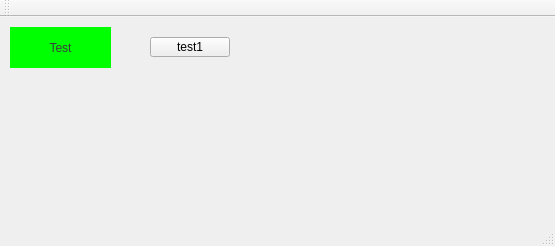
Old version of the form IOManager/mainwindow.ui in the repository Mingachu/IOManager.
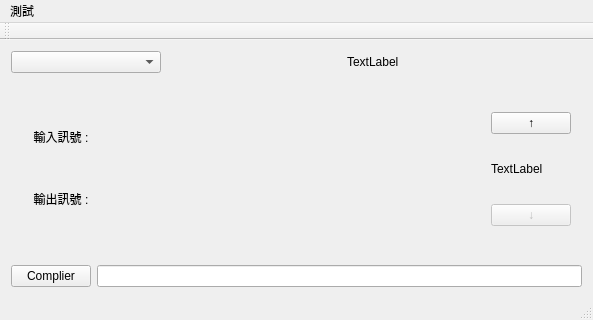
New version of the form.

```diff
--- a/IOManager/mainwindow.ui
+++ b/IOManager/mainwindow.ui
@@ -6,84 +6,274 @@
    <rect>
     <x>0</x>
     <y>0</y>
-    <width>555</width>
-    <height>246</height>
+    <width>593</width>
+    <height>320</height>
    </rect>
   </property>
   <property name="windowTitle">
    <string>MainWindow</string>
   </property>
   <widget class="QWidget" name="centralWidget">
-   <widget class="QPushButton" name="pushButton">
-    <property name="geometry">
-     <rect>
-      <x>10</x>
-      <y>10</y>
-      <width>101</width>
-      <height>41</height>
-     </rect>
-    </property>
-    <property name="autoFillBackground">
-     <bool>false</bool>
-    </property>
-    <property name="styleSheet">
-     <string notr="true">QPushButton { color: rgb(255, 255, 255);background-color: rgb(75, 75, 75); }
-
-QPushButton:checked { color: rgb(60, 60, 60);background-color: Lime;border-style: none;;}
-
-
-
-
-QPushButton:hover { background-color: rgb(128, 128, 128)}
-QPushButton:hover:checked { background-color: rgb(120, 255, 96)}</string>
-    </property>
-    <property name="text">
-     <string>Test</string>
-    </property>
-    <property name="checkable">
-     <bool>true</bool>
-    </property>
-    <property name="checked">
-     <bool>true</bool>
-    </property>
-    <property name="flat">
-     <bool>false</bool>
-    </property>
-   </widget>
-   <widget class="QWidget" name="gridLayoutWidget">
-    <property name="geometry">
-     <rect>
-      <x>10</x>
-      <y>60</y>
-      <width>531</width>
-      <height>121</height>
-     </rect>
-    </property>
-    <layout class="QGridLayout" name="IOLayout"/>
-   </widget>
-   <widget class="QPushButton" name="BtnTest1">
-    <property name="geometry">
-     <rect>
-      <x>150</x>
-      <y>20</y>
-      <width>80</width>
-      <height>20</height>
-     </rect>
-    </property>
-    <property name="text">
-     <string>test1</string>
-    </property>
-   </widget>
+   <layout class="QVBoxLayout" name="verticalLayout_3">
+    <item>
+     <layout class="QHBoxLayout" name="horizontalLayout">
+      <item>
+       <widget class="QComboBox" name="comboBox">
+        <property name="sizePolicy">
+         <sizepolicy hsizetype="Preferred" vsizetype="Preferred">
+          <horstretch>0</horstretch>
+          <verstretch>0</verstretch>
+         </sizepolicy>
+        </property>
+        <property name="minimumSize">
+         <size>
+          <width>150</width>
+          <height>0</height>
+         </size>
+        </property>
+       </widget>
+      </item>
+      <item>
+       <spacer name="horizontalSpacer">
+        <property name="orientation">
+         <enum>Qt::Horizontal</enum>
+        </property>
+        <property name="sizeHint" stdset="0">
+         <size>
+          <width>180</width>
+          <height>20</height>
+         </size>
+        </property>
+       </spacer>
+      </item>
+      <item>
+       <widget class="QLabel" name="label">
+        <property name="sizePolicy">
+         <sizepolicy hsizetype="Preferred" vsizetype="Preferred">
+          <horstretch>2</horstretch>
+          <verstretch>0</verstretch>
+         </sizepolicy>
+        </property>
+        <property name="minimumSize">
+         <size>
+          <width>200</width>
+          <height>0</height>
+         </size>
+        </property>
+        <property name="text">
+         <string>TextLabel</string>
+        </property>
+       </widget>
+      </item>
+     </layout>
+    </item>
+    <item>
+     <widget class="QSplitter" name="splitter">
+      <property name="sizePolicy">
+       <sizepolicy hsizetype="Expanding" vsizetype="Preferred">
+        <horstretch>1</horstretch>
+        <verstretch>1</verstretch>
+       </sizepolicy>
+      </property>
+      <property name="lineWidth">
+       <number>1</number>
+      </property>
+      <property name="midLineWidth">
+       <number>0</number>
+      </property>
+      <property name="orientation">
+       <enum>Qt::Horizontal</enum>
+      </property>
+      <property name="opaqueResize">
+       <bool>false</bool>
+      </property>
+      <property name="handleWidth">
+       <number>1</number>
+      </property>
+      <property name="childrenCollapsible">
+       <bool>false</bool>
+      </property>
+      <widget class="QWidget" name="LeftWidget" native="true">
+       <property name="sizePolicy">
+        <sizepolicy hsizetype="Fixed" vsizetype="Fixed">
+         <horstretch>0</horstretch>
+         <verstretch>0</verstretch>
+        </sizepolicy>
+       </property>
+       <property name="minimumSize">
+        <size>
+         <width>100</width>
+         <height>0</height>
+        </size>
+       </property>
+       <layout class="QVBoxLayout" name="verticalLayout_2">
+        <item>
+         <widget class="QLabel" name="DILabel">
+          <property name="sizePolicy">
+           <sizepolicy hsizetype="Minimum" vsizetype="Fixed">
+            <horstretch>0</horstretch>
+            <verstretch>0</verstretch>
+           </sizepolicy>
+          </property>
+          <property name="text">
+           <string>輸入訊號 :</string>
+          </property>
+          <property name="alignment">
+           <set>Qt::AlignCenter</set>
+          </property>
+          <property name="margin">
+           <number>12</number>
+          </property>
+         </widget>
+        </item>
+        <item>
+         <widget class="QLabel" name="DOLabel">
+          <property name="sizePolicy">
+           <sizepolicy hsizetype="Minimum" vsizetype="Fixed">
+            <horstretch>0</horstretch>
+            <verstretch>0</verstretch>
+           </sizepolicy>
+          </property>
+          <property name="text">
+           <string>輸出訊號 :</string>
+          </property>
+          <property name="alignment">
+           <set>Qt::AlignCenter</set>
+          </property>
+          <property name="wordWrap">
+           <bool>false</bool>
+          </property>
+          <property name="margin">
+           <number>12</number>
+          </property>
+         </widget>
+        </item>
+       </layout>
+      </widget>
+      <widget class="QWidget" name="MiddleWidget" native="true">
+       <property name="sizePolicy">
+        <sizepolicy hsizetype="Preferred" vsizetype="Preferred">
+         <horstretch>1</horstretch>
+         <verstretch>1</verstretch>
+        </sizepolicy>
+       </property>
+       <layout class="QGridLayout" name="gridLayout"/>
+      </widget>
+      <widget class="QWidget" name="RightWidget" native="true">
+       <property name="sizePolicy">
+        <sizepolicy hsizetype="Preferred" vsizetype="Preferred">
+         <horstretch>0</horstretch>
+         <verstretch>0</verstretch>
+        </sizepolicy>
+       </property>
+       <property name="minimumSize">
+        <size>
+         <width>0</width>
+         <height>0</height>
+        </size>
+       </property>
+       <property name="maximumSize">
+        <size>
+         <width>16777215</width>
+         <height>16777215</height>
+        </size>
+       </property>
+       <property name="sizeIncrement">
+        <size>
+         <width>0</width>
+         <height>0</height>
+        </size>
+       </property>
+       <property name="baseSize">
+        <size>
+         <width>0</width>
+         <height>0</height>
+        </size>
+       </property>
+       <property name="layoutDirection">
+        <enum>Qt::LeftToRight</enum>
+       </property>
+       <property name="autoFillBackground">
+        <bool>false</bool>
+       </property>
+       <layout class="QVBoxLayout" name="verticalLayout">
+        <property name="spacing">
+         <number>6</number>
+        </property>
+        <property name="sizeConstraint">
+         <enum>QLayout::SetDefaultConstraint</enum>
+        </property>
+        <property name="leftMargin">
+         <number>9</number>
+        </property>
+        <property name="bottomMargin">
+         <number>9</number>
+        </property>
+        <item>
+         <widget class="QPushButton" name="BtnPreviousPage">
+          <property name="text">
+           <string>↑</string>
+          </property>
+         </widget>
+        </item>
+        <item>
+         <widget class="QLabel" name="labelPageNum">
+          <property name="sizePolicy">
+           <sizepolicy hsizetype="Minimum" vsizetype="Fixed">
+            <horstretch>0</horstretch>
+            <verstretch>0</verstretch>
+           </sizepolicy>
+          </property>
+          <property name="text">
+           <string>TextLabel</string>
+          </property>
+         </widget>
+        </item>
+        <item>
+         <widget class="QPushButton" name="BtnNextPage">
+          <property name="enabled">
+           <bool>false</bool>
+          </property>
+          <property name="text">
+           <string>↓</string>
+          </property>
+         </widget>
+        </item>
+       </layout>
+      </widget>
+     </widget>
+    </item>
+    <item>
+     <layout class="QHBoxLayout" name="horizontalLayout_2">
+      <item>
+       <widget class="QPushButton" name="BtnOperation">
+        <property name="text">
+         <string>Complier</string>
+        </property>
+       </widget>
+      </item>
+      <item>
+       <widget class="QLineEdit" name="textInput"/>
+      </item>
+     </layout>
+    </item>
+   </layout>
   </widget>
   <widget class="QMenuBar" name="menuBar">
    <property name="geometry">
     <rect>
      <x>0</x>
      <y>0</y>
-     <width>555</width>
+     <width>593</width>
      <height>21</height>
     </rect>
    </property>
+   <widget class="QMenu" name="TestMenuBtn">
+    <property name="title">
+     <string>測試</string>
+    </property>
+   </widget>
+   <addaction name="TestMenuBtn"/>
   </widget>
   <widget class="QToolBar" name="mainToolBar">
    <attribute name="toolBarArea">
```
